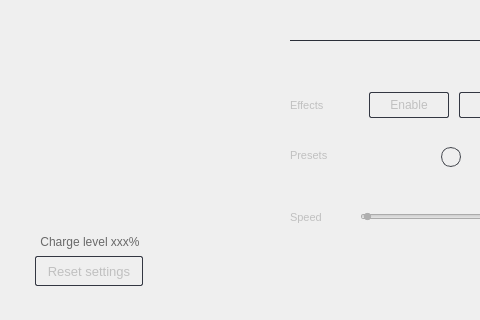
First picture: the form in XIAOMI_MI_GAMING_MOUSE_APP/mainwindow.ui, repository JUGGERNAUT13/XIAOMI_MI_GAMING_MOUSE_APP, before the edit; both pictures show x 0 to 480 and y 430 to 750 of the 1100 by 750 pixel window.
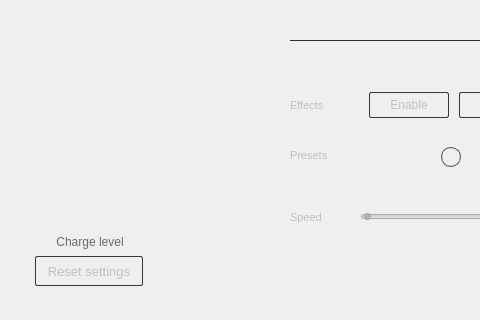
Second picture: the form after the edit. The open tabs and pages were chosen to show the change. Icons and pictures are not drawn.

Commit message: Added reading of mouse current charging level; Added reading of mouse buttons parameters; UI changing on selecting mouse buttons

```diff
--- a/XIAOMI_MI_GAMING_MOUSE_APP/mainwindow.ui
+++ b/XIAOMI_MI_GAMING_MOUSE_APP/mainwindow.ui
@@ -9512,7 +9512,7 @@
              <string notr="true">color: dimgrey;</string>
             </property>
             <property name="text">
-             <string>Charge level xxx%</string>
+             <string>Charge level</string>
             </property>
             <property name="alignment">
              <set>Qt::AlignCenter</set>
```
Left out of the diff: 11 changed lines with no effect on the pictures. The commit also changes 2 other files.
